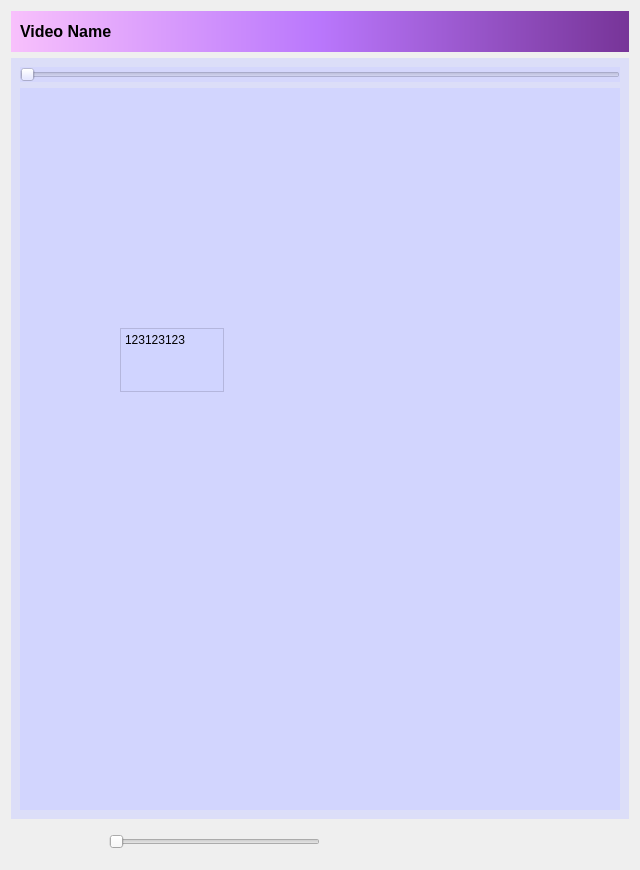
Before: the Qt Designer form UIcswk/widget.ui in longwindwang1/UI_Qt-video-player, drawn with Qt 5.
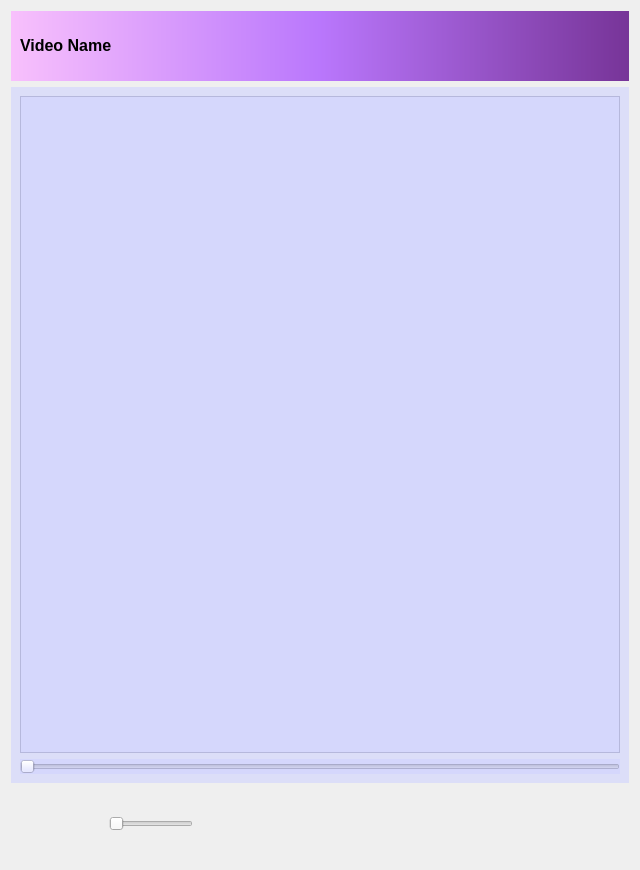
After: the same form once the commit is applied. The open tabs and pages were chosen to show the change. Icons and pictures are not drawn.

Commit message: slide to change videos

The edit to the form file:
```diff
--- a/UIcswk/widget.ui
+++ b/UIcswk/widget.ui
@@ -98,55 +98,24 @@
        <property name="styleSheet">
         <string notr="true">background-color:rgba(207, 210, 255, 150)</string>
        </property>
-       <layout class="QGridLayout" name="gridLayout">
-        <item row="2" column="0">
-         <widget class="QSlider" name="playslider">
+       <layout class="QVBoxLayout" name="verticalLayout_3">
+        <item>
+         <widget class="QFrame" name="videoFrame">
+          <property name="frameShape">
+           <enum>QFrame::StyledPanel</enum>
+          </property>
+          <property name="frameShadow">
+           <enum>QFrame::Raised</enum>
+          </property>
+         </widget>
+        </item>
+        <item>
+         <widget class="QSlider" name="playerslider">
           <property name="orientation">
            <enum>Qt::Horizontal</enum>
           </property>
          </widget>
         </item>
-        <item row="3" column="0">
-         <widget class="QStackedWidget" name="stackedWidget">
-          <property name="currentIndex">
-           <number>0</number>
-          </property>
-          <widget class="QWidget" name="page">
-           <widget class="QWidget" name="videoPlaceholderWidget" native="true">
-            <property name="geometry">
-             <rect>
-              <x>100</x>
-              <y>219</y>
-              <width>431</width>
-              <height>271</height>
-             </rect>
-            </property>
-           </widget>
-          </widget>
-          <widget class="QWidget" name="page_2">
-           <widget class="QTextEdit" name="textEdit">
-            <property name="geometry">
-             <rect>
-              <x>100</x>
-              <y>240</y>
-              <width>104</width>
-              <height>64</height>
-             </rect>
-            </property>
-            <property name="html">
-             <string>&lt;!DOCTYPE HTML PUBLIC &quot;-//W3C//DTD HTML 4.0//EN&quot; &quot;http://www.w3.org/TR/REC-html40/strict.dtd&quot;&gt;
-&lt;html&gt;&lt;head&gt;&lt;meta name=&quot;qrichtext&quot; content=&quot;1&quot; /&gt;&lt;meta charset=&quot;utf-8&quot; /&gt;&lt;style type=&quot;text/css&quot;&gt;
-p, li { white-space: pre-wrap; }
-hr { height: 1px; border-width: 0; }
-li.unchecked::marker { content: &quot;\2610&quot;; }
-li.checked::marker { content: &quot;\2612&quot;; }
-&lt;/style&gt;&lt;/head&gt;&lt;body style=&quot; font-family:'Microsoft YaHei UI'; font-size:9pt; font-weight:400; font-style:normal;&quot;&gt;
-&lt;p style=&quot; margin-top:0px; margin-bottom:0px; margin-left:0px; margin-right:0px; -qt-block-indent:0; text-indent:0px;&quot;&gt;123123123&lt;/p&gt;&lt;/body&gt;&lt;/html&gt;</string>
-            </property>
-           </widget>
-          </widget>
-         </widget>
-        </item>
        </layout>
       </widget>
      </item>
@@ -233,6 +202,58 @@
           </property>
          </widget>
         </item>
+        <item>
+         <spacer name="horizontalSpacer_6">
+          <property name="orientation">
+           <enum>Qt::Horizontal</enum>
+          </property>
+          <property name="sizeHint" stdset="0">
+           <size>
+            <width>40</width>
+            <height>20</height>
+           </size>
+          </property>
+         </spacer>
+        </item>
+        <item>
+         <spacer name="horizontalSpacer_5">
+          <property name="orientation">
+           <enum>Qt::Horizontal</enum>
+          </property>
+          <property name="sizeHint" stdset="0">
+           <size>
+            <width>40</width>
+            <height>20</height>
+           </size>
+          </property>
+         </spacer>
+        </item>
+        <item>
+         <spacer name="horizontalSpacer_4">
+          <property name="orientation">
+           <enum>Qt::Horizontal</enum>
+          </property>
+          <property name="sizeHint" stdset="0">
+           <size>
+            <width>40</width>
+            <height>20</height>
+           </size>
+          </property>
+         </spacer>
+        </item>
+        <item>
+         <spacer name="horizontalSpacer_3">
+          <property name="orientation">
+           <enum>Qt::Horizontal</enum>
+          </property>
+          <property name="sizeHint" stdset="0">
+           <size>
+            <width>40</width>
+            <height>20</height>
+           </size>
+          </property>
+         </spacer>
+        </item>
         <item>
          <spacer name="horizontalSpacer">
           <property name="orientation">
```
Left out of the diff: 8 changed lines with no effect on the pictures. The commit also changes 9 other files.
